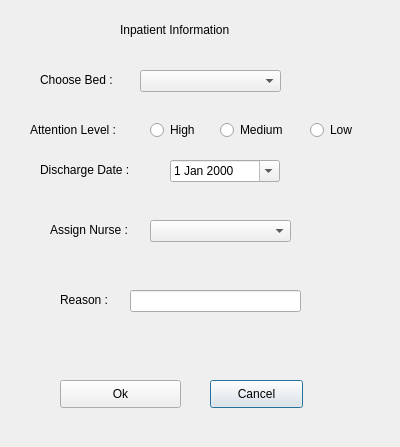
This is newDesign/treatmentInpatientAddPopup.ui in SPRYK/DatabaseProject as Qt 5 draws it before an edit. The edited form follows.
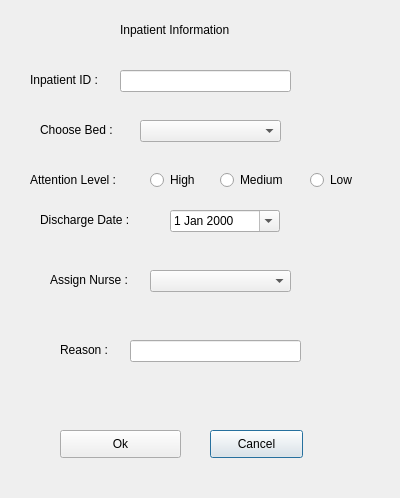
This is the edited form.

```diff
--- a/newDesign/treatmentInpatientAddPopup.ui
+++ b/newDesign/treatmentInpatientAddPopup.ui
@@ -7,7 +7,7 @@
     <x>0</x>
     <y>0</y>
     <width>400</width>
-    <height>447</height>
+    <height>498</height>
    </rect>
   </property>
   <property name="windowTitle">
@@ -30,7 +30,7 @@
    <property name="geometry">
     <rect>
      <x>40</x>
-     <y>70</y>
+     <y>120</y>
      <width>91</width>
      <height>20</height>
     </rect>
@@ -43,7 +43,7 @@
    <property name="geometry">
     <rect>
      <x>140</x>
-     <y>70</y>
+     <y>120</y>
      <width>141</width>
      <height>22</height>
     </rect>
@@ -53,7 +53,7 @@
    <property name="geometry">
     <rect>
      <x>220</x>
-     <y>120</y>
+     <y>170</y>
      <width>81</width>
      <height>20</height>
     </rect>
@@ -66,7 +66,7 @@
    <property name="geometry">
     <rect>
      <x>30</x>
-     <y>120</y>
+     <y>170</y>
      <width>111</width>
      <height>20</height>
     </rect>
@@ -79,7 +79,7 @@
    <property name="geometry">
     <rect>
      <x>150</x>
-     <y>120</y>
+     <y>170</y>
      <width>51</width>
      <height>20</height>
     </rect>
@@ -92,7 +92,7 @@
    <property name="geometry">
     <rect>
      <x>310</x>
-     <y>120</y>
+     <y>170</y>
      <width>81</width>
      <height>20</height>
     </rect>
@@ -105,7 +105,7 @@
    <property name="geometry">
     <rect>
      <x>40</x>
-     <y>160</y>
+     <y>210</y>
      <width>111</width>
      <height>20</height>
     </rect>
@@ -118,7 +118,7 @@
    <property name="geometry">
     <rect>
      <x>170</x>
-     <y>160</y>
+     <y>210</y>
      <width>110</width>
      <height>22</height>
     </rect>
@@ -131,7 +131,7 @@
    <property name="geometry">
     <rect>
      <x>210</x>
-     <y>380</y>
+     <y>430</y>
      <width>93</width>
      <height>28</height>
     </rect>
@@ -144,7 +144,7 @@
    <property name="geometry">
     <rect>
      <x>60</x>
-     <y>380</y>
+     <y>430</y>
      <width>121</width>
      <height>28</height>
     </rect>
@@ -157,7 +157,7 @@
    <property name="geometry">
     <rect>
      <x>150</x>
-     <y>220</y>
+     <y>270</y>
      <width>141</width>
      <height>22</height>
     </rect>
@@ -167,7 +167,7 @@
    <property name="geometry">
     <rect>
      <x>50</x>
-     <y>220</y>
+     <y>270</y>
      <width>91</width>
      <height>20</height>
     </rect>
@@ -180,7 +180,7 @@
    <property name="geometry">
     <rect>
      <x>60</x>
-     <y>290</y>
+     <y>340</y>
      <width>61</width>
      <height>20</height>
     </rect>
@@ -193,12 +193,35 @@
    <property name="geometry">
     <rect>
      <x>130</x>
-     <y>290</y>
+     <y>340</y>
      <width>171</width>
      <height>22</height>
     </rect>
    </property>
   </widget>
+  <widget class="QLineEdit" name="reason_2">
+   <property name="geometry">
+    <rect>
+     <x>120</x>
+     <y>70</y>
+     <width>171</width>
+     <height>22</height>
+    </rect>
+   </property>
+  </widget>
+  <widget class="QLabel" name="label_4">
+   <property name="geometry">
+    <rect>
+     <x>30</x>
+     <y>70</y>
+     <width>81</width>
+     <height>20</height>
+    </rect>
+   </property>
+   <property name="text">
+    <string>Inpatient ID :</string>
+   </property>
+  </widget>
  </widget>
  <resources/>
  <connections/>
```
